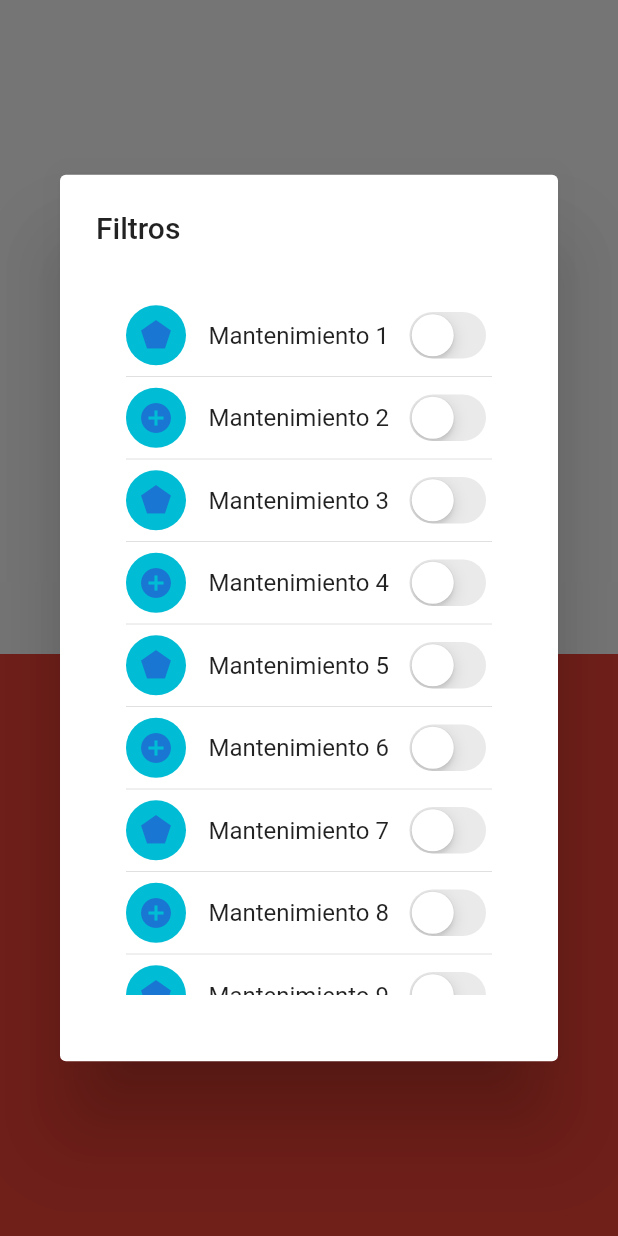
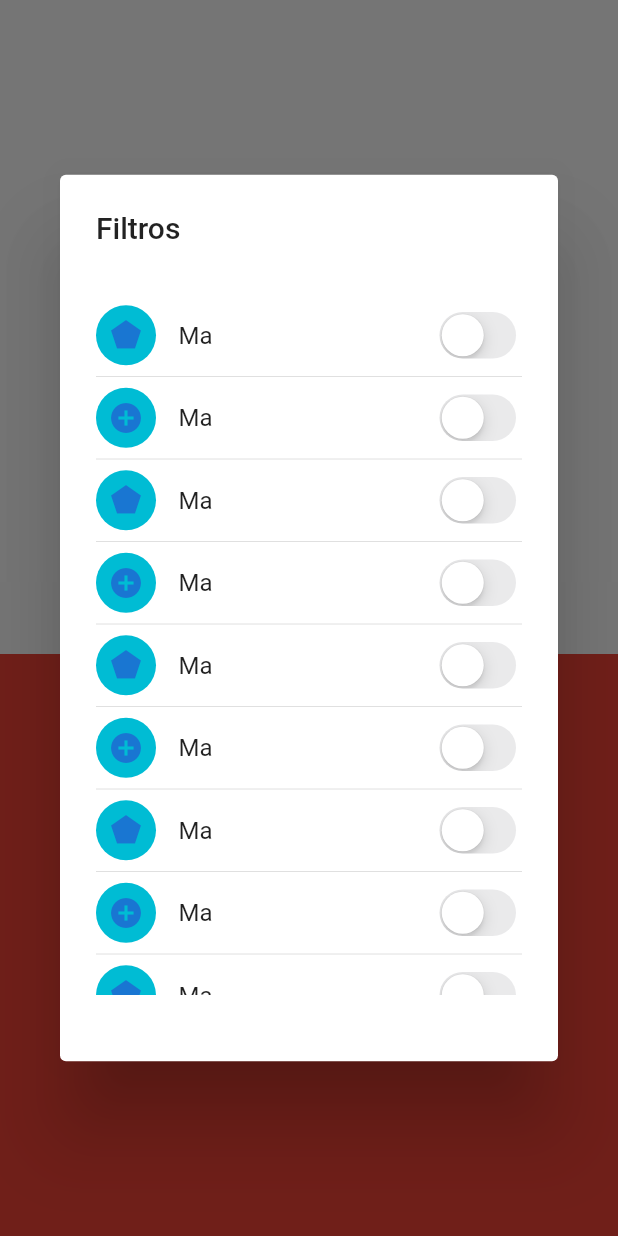
Before and after one commit to MaxiSoriano70/2doWidgetGrupo1, a Flutter app: the screen it shows after launch, after a tap on "Boton loco", on a phone screen of 412 x 824 dp. Run offline on Flutter 3.47's test engine with Material 2 defaults, Android fonts, the phone set to English and light mode, and no system bars.

Commit message:
Cambios locos

```diff
--- a/lib/main.dart
+++ b/lib/main.dart
@@ -62,25 +62,25 @@ class _MyAppState extends State<MyApp> {
   final List<FilterItem> itemFilters=[];
 
   List<FilterItem> newListItemFilters(List<FilterItem> list){
-    FilterItem item1=FilterItem("Mantenimiento 1",Icons.pentagon);
+    FilterItem item1=FilterItem("Ma",Icons.pentagon);
     list.add(item1);
-    FilterItem item2=FilterItem("Mantenimiento 2",Icons.add_circle);
+    FilterItem item2=FilterItem("Ma",Icons.add_circle);
     list.add(item2);
-    FilterItem item3=FilterItem("Mantenimiento 3",Icons.pentagon);
+    FilterItem item3=FilterItem("Ma",Icons.pentagon);
     list.add(item3);
-    FilterItem item4=FilterItem("Mantenimiento 4",Icons.add_circle);
+    FilterItem item4=FilterItem("Ma",Icons.add_circle);
     list.add(item4);
-    FilterItem item5=FilterItem("Mantenimiento 5",Icons.pentagon);
+    FilterItem item5=FilterItem("Ma",Icons.pentagon);
     list.add(item5);
-    FilterItem item6=FilterItem("Mantenimiento 6",Icons.add_circle);
+    FilterItem item6=FilterItem("Ma",Icons.add_circle);
     list.add(item6);
-    FilterItem item7=FilterItem("Mantenimiento 7",Icons.pentagon);
+    FilterItem item7=FilterItem("Ma",Icons.pentagon);
     list.add(item7);
-    FilterItem item8=FilterItem("Mantenimiento 8",Icons.add_circle);
+    FilterItem item8=FilterItem("Ma",Icons.add_circle);
     list.add(item8);
-    FilterItem item9=FilterItem("Mantenimiento 9",Icons.pentagon);
+    FilterItem item9=FilterItem("Ma",Icons.pentagon);
     list.add(item9);
-    FilterItem item10=FilterItem("Mantenimiento 10",Icons.add_circle);
+    FilterItem item10=FilterItem("Ma",Icons.add_circle);
     list.add(item10);
     return list;
   }
@@ -127,9 +127,9 @@ class _MyAppState extends State<MyApp> {
   Widget _contentAlert(List<FilterItem> list){
     return SizedBox(
       height: 500,
-      width: 350,
+      width: 400,
       child: Padding(
-        padding: const EdgeInsets.symmetric(vertical: 20,horizontal: 20),
+        padding: const EdgeInsets.symmetric(vertical: 20,),
         child: ListView.separated(
           itemCount: list.length,
           separatorBuilder: (BuildContext context, int index){
```
